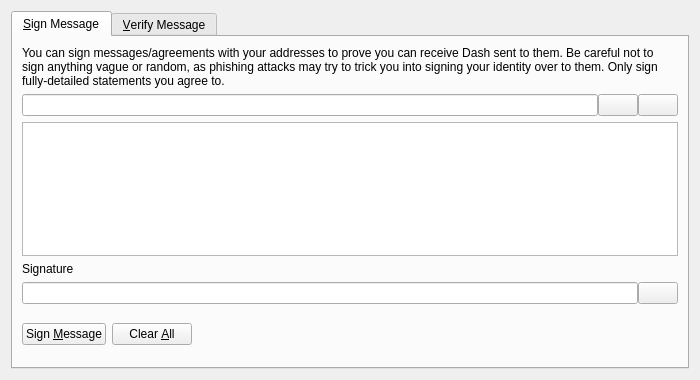
qazxswqw/w, file src/qt/forms/signverifymessagedialog.ui: the form before one commit.
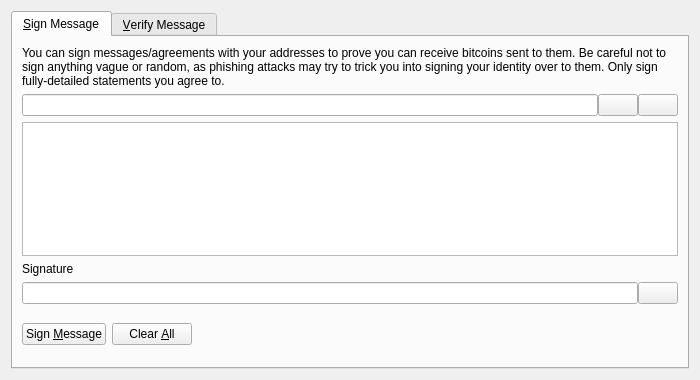
The form after the commit. Custom widgets are drawn as their Qt base class.

```diff
--- a/src/qt/forms/signverifymessagedialog.ui
+++ b/src/qt/forms/signverifymessagedialog.ui
@@ -30,7 +30,7 @@
        <item>
         <widget class="QLabel" name="infoLabel_SM">
          <property name="text">
-          <string>You can sign messages/agreements with your addresses to prove you can receive Dash sent to them. Be careful not to sign anything vague or random, as phishing attacks may try to trick you into signing your identity over to them. Only sign fully-detailed statements you agree to.</string>
+          <string>You can sign messages/agreements with your addresses to prove you can receive bitcoins sent to them. Be careful not to sign anything vague or random, as phishing attacks may try to trick you into signing your identity over to them. Only sign fully-detailed statements you agree to.</string>
          </property>
          <property name="textFormat">
           <enum>Qt::PlainText</enum>
```
